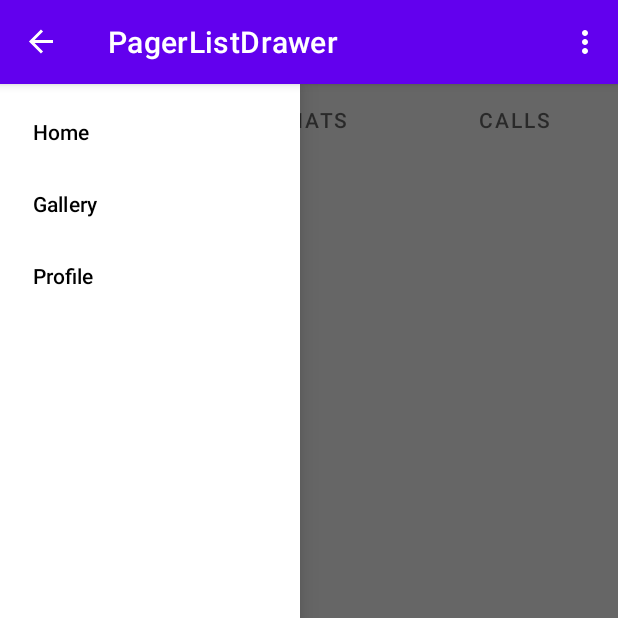
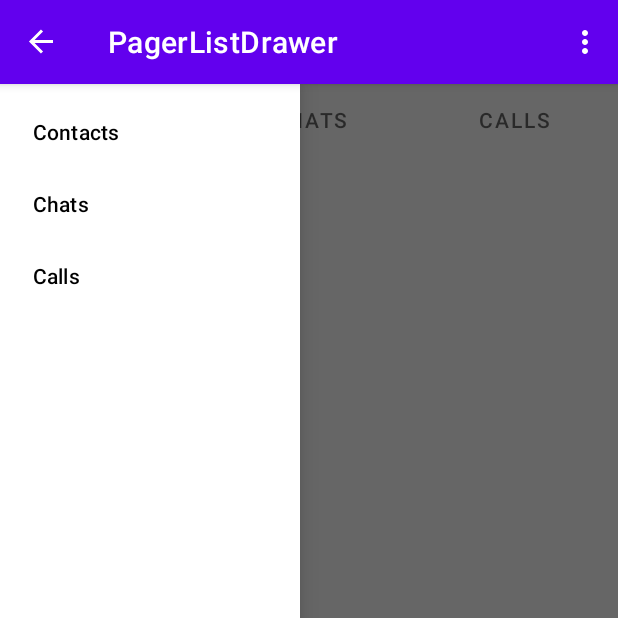
Before and after one commit to balu-everest/PagerListDrawer, an Android app: the screen it shows after launch (MainActivity), after a tap on "Open", on a phone screen of 412 x 824 dp, the top half of it. Run offline under Robolectric (Android 15) with nearby library versions, the phone set to English and light mode, and no system bars.

Commit message:
Go to screen based on menu click

```diff
--- a/app/src/main/java/com/everest/pagerlistdrawer/MainActivity.kt
+++ b/app/src/main/java/com/everest/pagerlistdrawer/MainActivity.kt
@@ -6,11 +6,12 @@ import android.util.Log
 import android.view.Menu
 import android.view.MenuItem
 import androidx.appcompat.app.ActionBarDrawerToggle
+import androidx.core.view.GravityCompat.START
 import androidx.drawerlayout.widget.DrawerLayout
 import androidx.lifecycle.ViewModelProvider
 import androidx.viewpager.widget.ViewPager
-import com.everest.pagerlistdrawer.extensions.showToast
 import com.everest.pagerlistdrawer.ui.User
+import com.google.android.material.navigation.NavigationView
 import com.google.android.material.tabs.TabLayout
 import com.google.gson.Gson
 
@@ -18,11 +19,14 @@ class MainActivity : AppCompatActivity() {
 
     val TAG = "MainActivity"
     lateinit var actionBarToggle: ActionBarDrawerToggle
+    lateinit var mainScreenPager: ViewPager
+    lateinit var drawerLayout: DrawerLayout
+
     override fun onCreate(savedInstanceState: Bundle?) {
         super.onCreate(savedInstanceState)
         setContentView(R.layout.activity_main)
 
-        val mainScreenPager = findViewById<ViewPager>(R.id.home_screen_pager)
+        mainScreenPager = findViewById(R.id.home_screen_pager)
         val adapter = ScreenAdapter(supportFragmentManager)
         mainScreenPager.adapter = adapter
 
@@ -39,15 +43,25 @@ class MainActivity : AppCompatActivity() {
         }
 
         setUpNavigationDrawer()
+        setUpNavigationView()
 
     }
 
+    private fun setUpNavigationView() {
+        val navigationView = findViewById<NavigationView>(R.id.navigation_view)
+        navigationView.setNavigationItemSelectedListener { menuItem ->
+            drawerLayout.closeDrawer(START)
+            handleMenuItem(menuItem)
+        }
+    }
+
     private fun setUpNavigationDrawer() {
-        val drawerLayout = findViewById<DrawerLayout>(R.id.drawer_layout)
+        drawerLayout = findViewById(R.id.drawer_layout)
         actionBarToggle = ActionBarDrawerToggle(this, drawerLayout, R.string.open, R.string.close)
         drawerLayout.addDrawerListener(actionBarToggle)
         actionBarToggle.syncState()
         supportActionBar?.setDisplayHomeAsUpEnabled(true)
+
     }
 
     private fun showLoadingScreen() {
@@ -63,28 +77,38 @@ class MainActivity : AppCompatActivity() {
     }
 
     override fun onCreateOptionsMenu(menu: Menu?): Boolean {
-        menuInflater.inflate(R.menu.home_menu, menu)
+        menuInflater.inflate(R.menu.home_menu, menu) //Adds Right side menu icon
         return super.onCreateOptionsMenu(menu)
     }
 
     override fun onOptionsItemSelected(item: MenuItem): Boolean {
-        when (item.itemId) {
-            R.id.nav_home -> {
-                showToast("Show Home Screen")
-                return true
-            }
-            R.id.nav_gallery -> {
-                showToast("Show Gallery Screen")
-                return true
-            }
-            R.id.nav_slideshow -> {
-                showToast("Show SlideShow Screen")
-                return true
-            }
-        }
+        val menuItemHandled = handleMenuItem(item)
+        if (menuItemHandled) return true
         if (actionBarToggle.onOptionsItemSelected(item)) {
             return true
         }
         return super.onOptionsItemSelected(item)
     }
+
+    private fun handleMenuItem(item: MenuItem): Boolean {
+        when (item.itemId) {
+            R.id.nav_contacts -> {
+                setCurrentPage(HomeScreen.CONTACTS)
+                return true
+            }
+            R.id.nav_chats -> {
+                setCurrentPage(HomeScreen.CHATS)
+                return true
+            }
+            R.id.nav_calls -> {
+                setCurrentPage(HomeScreen.CALLS)
+                return true
+            }
+        }
+        return false
+    }
+
+    private fun setCurrentPage(homeScreen: HomeScreen) {
+        mainScreenPager.currentItem = homeScreen.id
+    }
 }
--- a/app/src/main/res/layout/activity_main.xml
+++ b/app/src/main/res/layout/activity_main.xml
@@ -28,6 +28,7 @@
         </androidx.viewpager.widget.ViewPager>
 
         <com.google.android.material.navigation.NavigationView
+            android:id="@+id/navigation_view"
             android:layout_width="200dp"
             android:layout_gravity="start"
             android:layout_height="match_parent"
--- a/app/src/main/res/menu/home_menu.xml
+++ b/app/src/main/res/menu/home_menu.xml
@@ -5,13 +5,13 @@
 
     <group>
         <item
-            android:id="@+id/nav_home"
-            android:title="@string/home" />
+            android:id="@+id/nav_contacts"
+            android:title="@string/contacts" />
         <item
-            android:id="@+id/nav_gallery"
-            android:title="@string/gallery" />
+            android:id="@+id/nav_chats"
+            android:title="@string/chats" />
         <item
-            android:id="@+id/nav_slideshow"
-            android:title="@string/profile" />
+            android:id="@+id/nav_calls"
+            android:title="@string/calls" />
     </group>
 </menu>
--- a/app/src/main/res/values/strings.xml
+++ b/app/src/main/res/values/strings.xml
@@ -4,7 +4,7 @@
     <string name="chatlist_screen">Chat List Screen</string>
     <string name="open">Open</string>
     <string name="close">Close</string>
-    <string name="home">Home</string>
-    <string name="gallery">Gallery</string>
-    <string name="profile">Profile</string>
+    <string name="contacts">Contacts</string>
+    <string name="chats">Chats</string>
+    <string name="calls">Calls</string>
 </resources>
```
Also changed, not shown: app/src/main/java/com/everest/pagerlistdrawer/HomeScreen.kt (added, +7 -0 lines).
